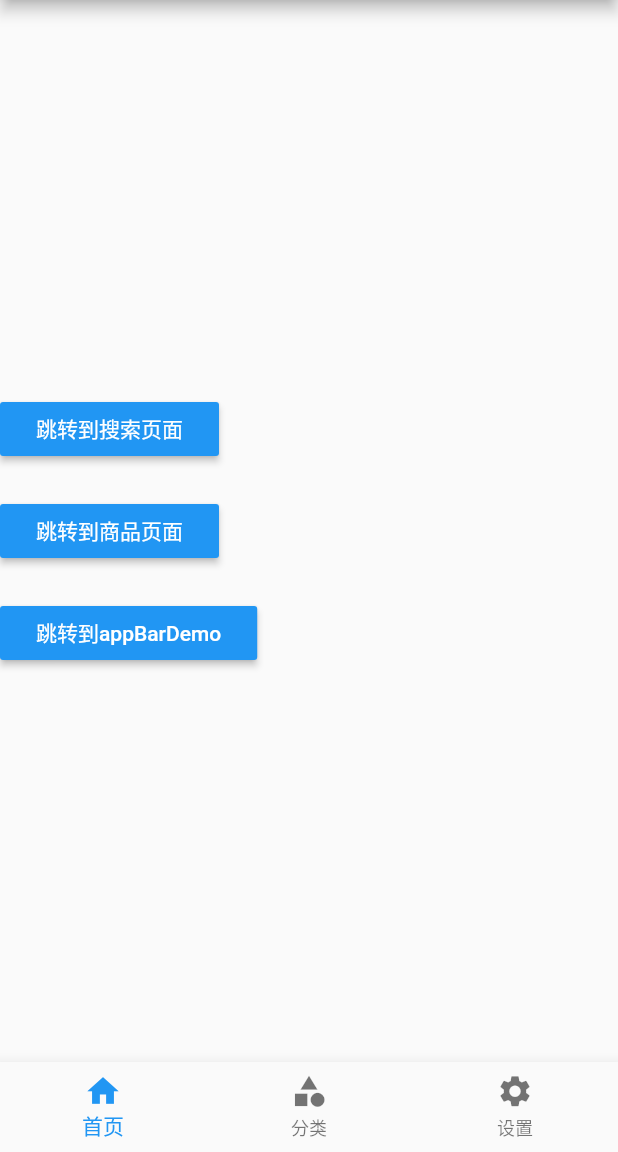
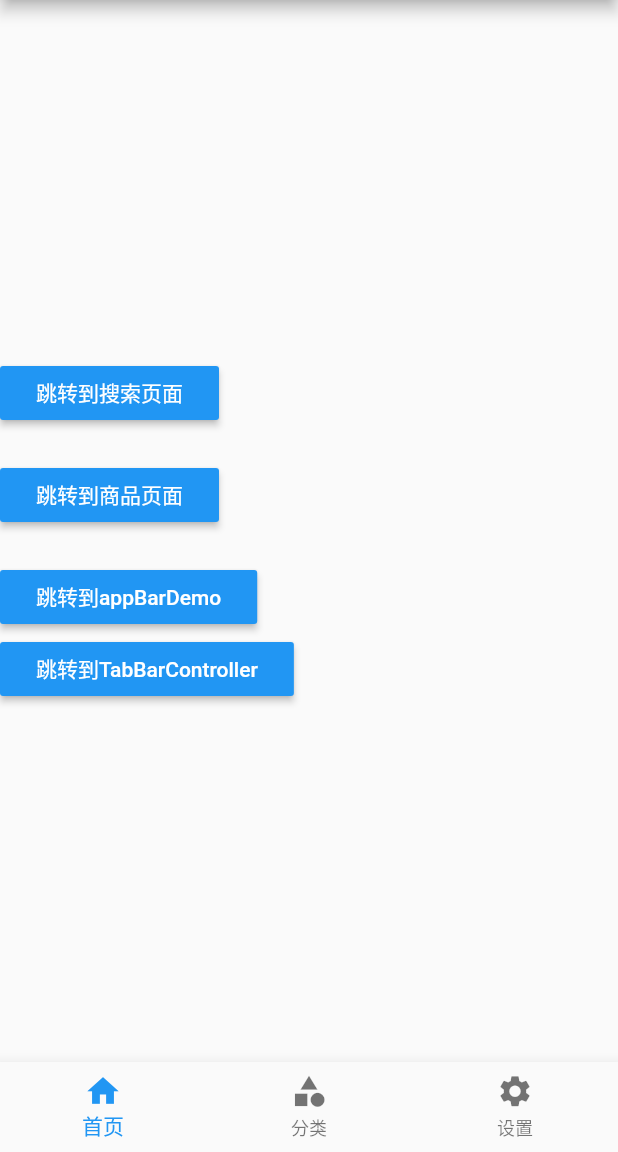
Before and after one commit to ngooigypngooigyp/fruit_app, a Flutter app: the screen it shows after launch, on a phone screen of 412 x 824 dp, the part 84-1236 px from its top. Run offline on Flutter 3.47's test engine with Material 2 defaults, Android fonts, the phone set to English and light mode, and no system bars.

Commit message:
tabBarController

```diff
--- a/lib/pages/AppBarDemo.dart
+++ b/lib/pages/AppBarDemo.dart
@@ -1,4 +1,5 @@
 import 'package:flutter/material.dart';
+import 'package:flutter/rendering.dart';
 
 
 class AppBarDemoPage extends StatelessWidget {
@@ -10,7 +11,7 @@ class AppBarDemoPage extends StatelessWidget {
       length: 2,
       child: Scaffold(
         appBar: AppBar(
-          backgroundColor: Colors.red,
+          backgroundColor: Colors.blue,
           centerTitle: true,
           title: Text('AppBarDemoPage'),
           leading: IconButton(
@@ -28,6 +29,9 @@ class AppBarDemoPage extends StatelessWidget {
             ),
           ],
           bottom: TabBar(
+            indicatorPadding: EdgeInsets.all(1),
+            indicatorColor: Colors.red,
+            labelColor: Colors.red,
             tabs: <Widget>[
               Tab(text:'热门'),
               Tab(text: '时尚',)
--- a/lib/pages/tabs/Home.dart
+++ b/lib/pages/tabs/Home.dart
@@ -54,6 +54,19 @@ class _HomePageState extends State<HomePage> {
           color: Theme.of(context).accentColor,
           textTheme: ButtonTextTheme.primary,
         ),
+        RaisedButton(
+          child: Text('跳转到TabBarController'),
+          onPressed: (){
+            // Navigator.of(context).push(
+            //   MaterialPageRoute(
+            //      builder: (context)=>SearchPage()
+            //   ),
+            // );
+            Navigator.pushNamed(context, '/tabBarController');
+          },
+          color: Theme.of(context).accentColor,
+          textTheme: ButtonTextTheme.primary,
+        ),
       ],
     );
   }
--- a/lib/pages/tabs/category.dart
+++ b/lib/pages/tabs/category.dart
@@ -18,6 +18,7 @@ class _CategoryPageState extends State<CategoryPage> {
             children: <Widget>[
               Expanded(
                 child: TabBar(
+                  isScrollable: true,
                   indicatorColor: Colors.red,
                   labelColor: Colors.red,
                   unselectedLabelColor: Colors.white,
--- a/lib/routes/routes.dart
+++ b/lib/routes/routes.dart
@@ -10,6 +10,7 @@ import '../pages/user/Login.dart';
 import '../pages/user/RegisterFirst.dart';
 import '../pages/user/RegisterSecond.dart';
 import '../pages/user/RegisterThird.dart';
+import '../pages/TabBarController.dart';
 
 
 
@@ -26,6 +27,7 @@ final routes = {
   '/registerSecond':(context)=>RegisterSecondPage(),
   '/registerThird':(context)=>RegisterThirdPage(),
   '/appBarDemo':(context)=>AppBarDemoPage(),
+  '/tabBarController':(context)=>TabBarControllerPage(),
 };
 
 //固定写法
```
Also changed, not shown: lib/pages/TabBarController.dart (added, +51 -0 lines).
